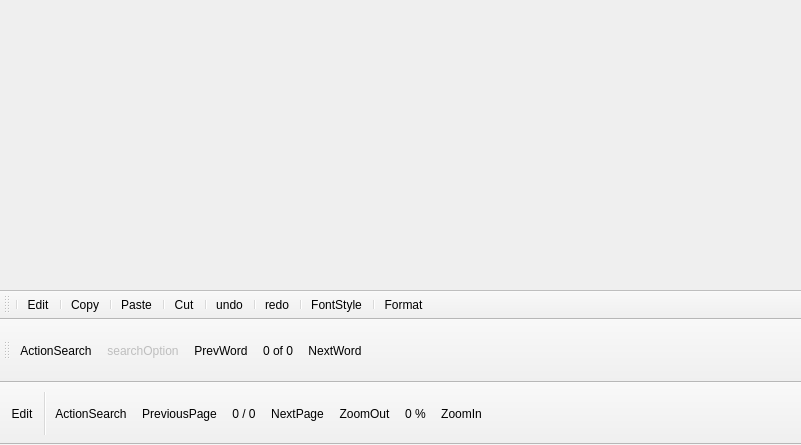
Qt form tools/f-office/MainWindow.ui (KDE/calligra) before a commit.
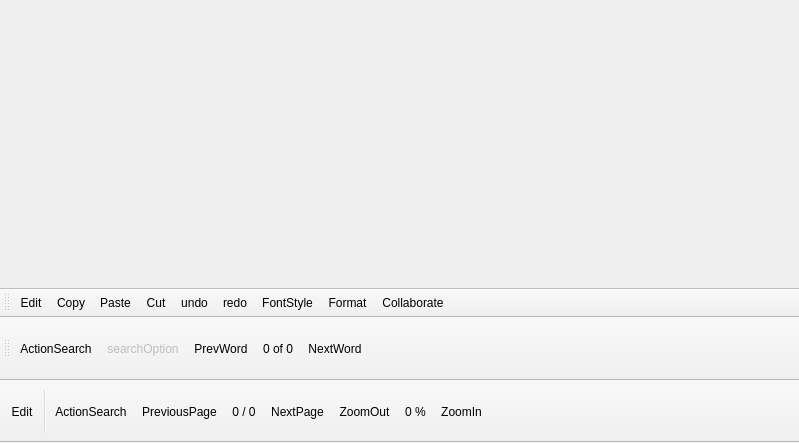
The same form after that commit. Icons and pictures are not drawn.

Diff of the .ui file:
```diff
--- a/tools/f-office/MainWindow.ui
+++ b/tools/f-office/MainWindow.ui
@@ -6,8 +6,8 @@
    <rect>
     <x>0</x>
     <y>0</y>
-    <width>801</width>
-    <height>445</height>
+    <width>799</width>
+    <height>443</height>
    </rect>
   </property>
   <property name="focusPolicy">
@@ -113,22 +113,15 @@
    <attribute name="toolBarBreak">
     <bool>true</bool>
    </attribute>
-   <addaction name="separator"/>
    <addaction name="actionEdit"/>
-   <addaction name="separator"/>
    <addaction name="actionCopy"/>
-   <addaction name="separator"/>
    <addaction name="actionPaste"/>
-   <addaction name="separator"/>
    <addaction name="actionCut"/>
-   <addaction name="separator"/>
    <addaction name="actionUndo"/>
-   <addaction name="separator"/>
    <addaction name="actionRedo"/>
-   <addaction name="separator"/>
    <addaction name="actionStyle"/>
-   <addaction name="separator"/>
    <addaction name="actionFormat"/>
+   <addaction name="actionCollaborate"/>
   </widget>
   <action name="actionSearch">
    <property name="checkable">
@@ -435,6 +428,15 @@
     <string>redo</string>
    </property>
   </action>
+  <action name="actionCollaborate">
+   <property name="icon">
+    <iconset resource="FreOffice.qrc">
+     <normaloff>:/images/48x48/Edittoolbaricons/Collaborate.png</normaloff>:/images/48x48/Edittoolbaricons/Collaborate.png</iconset>
+   </property>
+   <property name="text">
+    <string>Collaborate</string>
+   </property>
+  </action>
  </widget>
  <resources>
   <include location="FreOffice.qrc"/>
```
